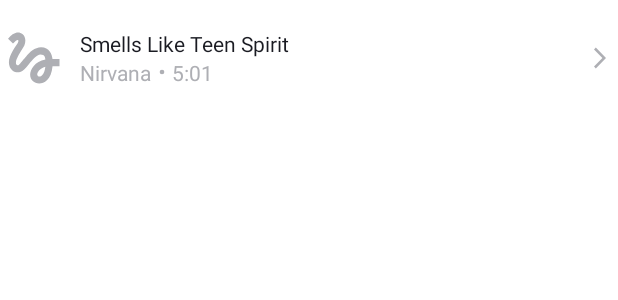
After one commit to Vi1317/PlaylistMaker, an Android app: the layout track_list_item.xml on its own in the app's theme, with its tools: preview values and no code run, on a phone screen of 412 x 824 dp. The commit adds this screen. Shown: the top 300 px of the screen. Run offline under Robolectric (Android 15) with nearby library versions, the phone set to English and light mode, and no system bars.

Commit message:
10 спринт

```diff
--- a/app/build.gradle.kts
+++ b/app/build.gradle.kts
@@ -45,4 +45,6 @@ dependencies {
     testImplementation(libs.junit)
     androidTestImplementation(libs.androidx.junit)
     androidTestImplementation(libs.androidx.espresso.core)
+
+    implementation("com.github.bumptech.glide:glide:5.0.5")
 }
--- a/app/src/main/AndroidManifest.xml
+++ b/app/src/main/AndroidManifest.xml
@@ -1,6 +1,8 @@
 <?xml version="1.0" encoding="utf-8"?>
 <manifest xmlns:android="http://schemas.android.com/apk/res/android"
     xmlns:tools="http://schemas.android.com/tools">
+
+    <uses-permission android:name="android.permission.INTERNET"/>
 
     <application
         android:allowBackup="true"
--- /dev/null
+++ b/app/src/main/res/drawable/ic_dot_13.xml
@@ -0,0 +1,9 @@
+<vector xmlns:android="http://schemas.android.com/apk/res/android"
+    android:width="13dp"
+    android:height="13dp"
+    android:viewportWidth="13"
+    android:viewportHeight="13">
+  <path
+      android:pathData="M6.5,6.5m-1.5,0a1.5,1.5 0,1 1,3 0a1.5,1.5 0,1 1,-3 0"
+      android:fillColor="#AEAFB4"/>
+</vector>
--- /dev/null
+++ b/app/src/main/res/drawable/placeholder.xml
@@ -0,0 +1,9 @@
+<vector xmlns:android="http://schemas.android.com/apk/res/android"
+    android:width="45dp"
+    android:height="45dp"
+    android:viewportWidth="45"
+    android:viewportHeight="45">
+  <path
+      android:pathData="M8.606,12.919C9.919,11.587 11.231,10.387 11.813,10.631C12.75,11.006 11.813,12.563 11.25,13.481C10.781,14.269 5.887,20.775 5.887,25.313C5.887,27.712 6.787,29.7 8.4,30.9C9.806,31.95 11.663,32.269 13.35,31.763C15.356,31.181 17.006,29.138 19.087,26.569C21.356,23.775 24.394,20.119 26.737,20.119C29.794,20.119 29.831,22.013 30.038,23.475C22.95,24.675 19.95,30.356 19.95,33.544C19.95,36.731 22.65,39.338 25.969,39.338C29.025,39.338 34.013,36.844 34.763,27.9H39.375V23.212H34.744C34.463,20.119 32.7,15.337 27.188,15.337C22.969,15.337 19.35,18.919 17.925,20.663C16.837,22.031 14.063,25.313 13.631,25.763C13.163,26.325 12.356,27.337 11.55,27.337C10.706,27.337 10.2,25.781 10.875,23.737C11.531,21.694 13.5,18.375 14.344,17.138C15.806,15 16.781,13.538 16.781,10.988C16.781,6.919 13.706,5.625 12.075,5.625C9.6,5.625 7.444,7.5 6.975,7.969C6.3,8.644 5.737,9.206 5.325,9.712L8.606,12.919ZM26.025,34.781C25.444,34.781 24.638,34.294 24.638,33.431C24.638,32.306 26.006,29.306 30.019,28.256C29.456,33.3 27.337,34.781 26.025,34.781Z"
+      android:fillColor="#AEAFB4"/>
+</vector>
--- /dev/null
+++ b/app/src/main/res/layout/track_list_item.xml
@@ -0,0 +1,79 @@
+<?xml version="1.0" encoding="utf-8"?>
+<LinearLayout xmlns:android="http://schemas.android.com/apk/res/android"
+    xmlns:tools="http://schemas.android.com/tools"
+    xmlns:app="http://schemas.android.com/apk/res-auto"
+    android:id="@+id/rootLayout"
+    android:layout_width="match_parent"
+    android:layout_height="wrap_content"
+    android:gravity="center_vertical"
+    android:paddingVertical="8dp">
+
+
+    <com.google.android.material.imageview.ShapeableImageView
+        android:id="@+id/track_cover"
+        android:layout_width="45dp"
+        android:layout_height="45dp"
+        android:layout_marginVertical="8dp"
+        android:layout_marginEnd="8dp"
+        android:scaleType="centerCrop"
+        app:cornerFamily="rounded"
+        app:cornerSize="2dp"
+        tools:src="@drawable/placeholder" />
+
+    <LinearLayout
+        android:layout_width="0dp"
+        android:layout_weight="1"
+        android:layout_height="wrap_content"
+        android:orientation="vertical">
+
+        <TextView
+            android:id="@+id/track_title"
+            android:layout_width="wrap_content"
+            android:layout_height="wrap_content"
+            android:maxLines="1"
+            android:ellipsize="end"
+            android:singleLine="true"
+            android:textColor="?attr/colorOnPrimary"
+            tools:text="Smells Like Teen Spirit" />
+
+        <LinearLayout
+            android:layout_width="wrap_content"
+            android:layout_height="wrap_content"
+            android:gravity="center_vertical"
+            android:orientation="horizontal">
+
+            <TextView
+                android:id="@+id/track_artist"
+                android:layout_width="0dp"
+                android:layout_weight="1"
+                android:layout_height="wrap_content"
+                android:maxLines="1"
+                android:ellipsize="end"
+                android:singleLine="true"
+                android:textColor="?attr/colorOnSecondary"
+                tools:text="Nirvana" />
+
+            <ImageView
+                android:layout_width="13dp"
+                android:layout_height="13dp"
+                android:src="@drawable/ic_dot_13"
+                app:tint="?attr/colorOnSecondary"/>
+
+            <TextView
+                android:id="@+id/track_time"
+                android:layout_width="wrap_content"
+                android:layout_height="wrap_content"
+                android:maxLines="1"
+                android:textColor="?attr/colorOnSecondary"
+                tools:text="5:01"/>
+        </LinearLayout>
+    </LinearLayout>
+
+    <ImageView
+        android:layout_width="24dp"
+        android:layout_height="24dp"
+        android:contentDescription="@string/forward"
+        android:src="@drawable/ic_forward_24"
+        app:tint="?attr/colorOnSecondary"
+        android:layout_marginStart="12dp"/>
+</LinearLayout>
--- a/app/src/main/res/values/strings.xml
+++ b/app/src/main/res/values/strings.xml
@@ -18,4 +18,7 @@
     <string name="support_text">Спасибо разработчикам и разработчицам за крутое приложение!</string>
 
     <string name="agreement_url">https://yandex.ru/legal/practicum_offer/</string>
+
+    <string name="forward">Вперед</string>
+    <string name="cover">Обложка</string>
 </resources>
```
Also changed, not shown: app/src/main/java/com/example/playlistmaker/SearchActivity.kt (+15 -0 lines), app/src/main/java/com/example/playlistmaker/Track.kt (added, +8 -0 lines), app/src/main/java/com/example/playlistmaker/TrackAdapter.kt (added, +45 -0 lines), app/src/main/res/layout/activity_search.xml (+13 -1 lines).
